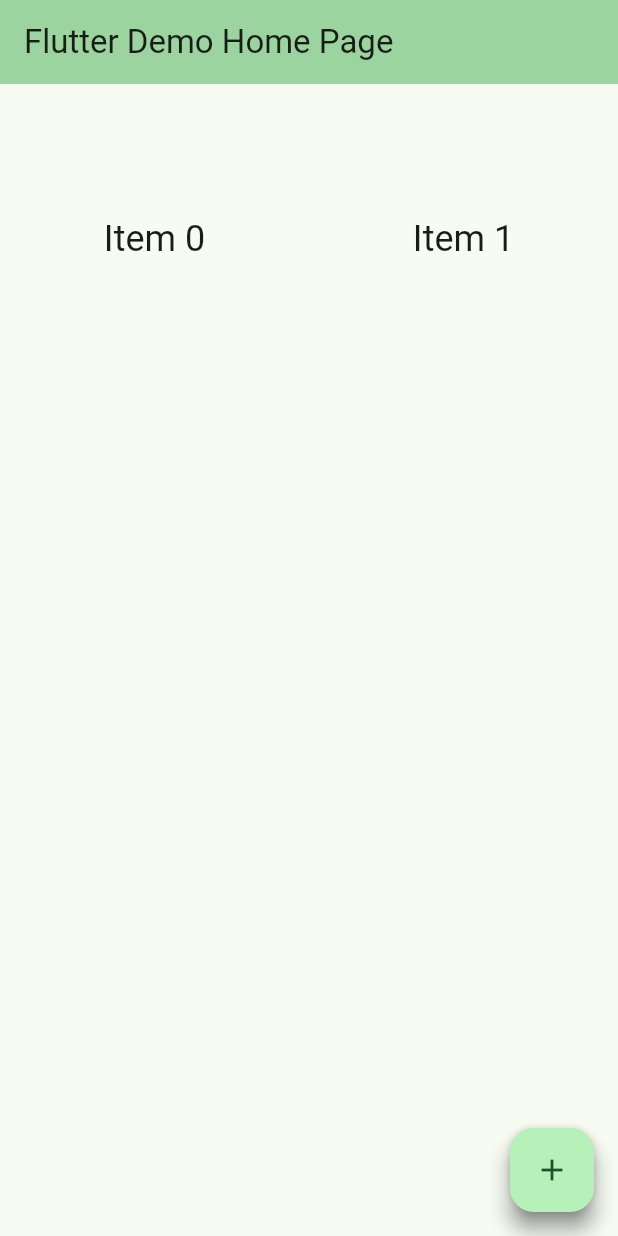
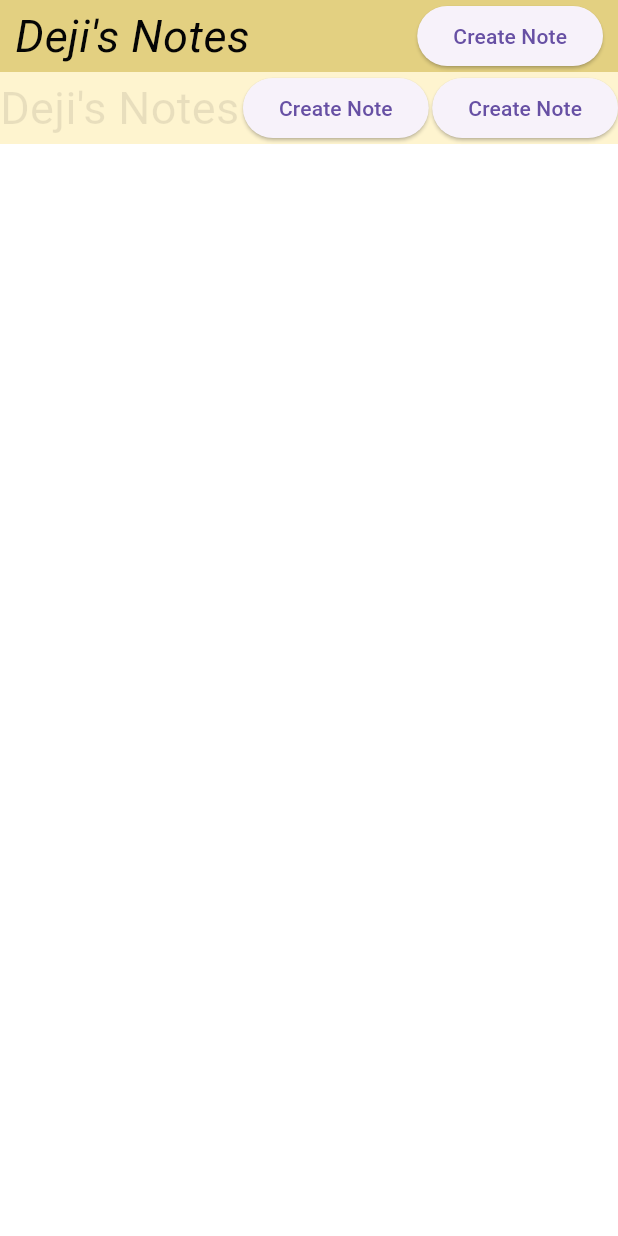
Before and after one commit to DejiQict/flutter-basics, a Flutter app: the screen it shows after launch, on a phone screen of 412 x 824 dp. Run offline on Flutter 3.47's test engine with Material 3 defaults, Android fonts, the phone set to English and light mode, and no system bars.

Commit message:
Added ui element

```diff
--- a/lib/main.dart
+++ b/lib/main.dart
@@ -1,13 +1,8 @@
-import 'dart:collection';
-
 import 'package:flutter/material.dart';
-import 'package:flutter_application_1/user.dart';
 import 'package:flutter_application_1/view_notes.dart';
 
 void main() {
   runApp(const MyApp());
-  MySingleton singleton = MySingleton();
-  singleton.addName("Deji");
 }
 
 
@@ -21,7 +16,7 @@ class MyApp extends StatelessWidget {
     return MaterialApp(
       title: 'Flutter Demo', //Title in top bar
       theme: ThemeData(
-        colorScheme: ColorScheme.fromSeed(seedColor: const Color.fromARGB(255, 16, 158, 71)),
+        scaffoldBackgroundColor: const Color.fromARGB(0, 252, 255, 215),
         useMaterial3: true,
       ),
       home: const MyHomePage(title: 'Flutter Demo Home Page'), //For initial route
@@ -50,29 +45,14 @@ class _MyHomePageState extends State<MyHomePage> {
    @override
   void initState() {// For fetching data (api, database calls)
     super.initState();
-    Map<int, List> notes = HashMap();
 
-    notes = {
-      1: ["groceries", "Tomatoes, Rice, Peas, Beans", "https://media.istockphoto.com/id/639201180/nl/vector/shopping-cart-icon.jpg?s=612x612&w=0&k=20&c=i9Ql8NjGC94vMvQuMmOenbanZDOC0QJb4R8S_VhOoz4="],
-      2: ["office Supplies", "Pens, Pencils, Staplers", "https://encrypted-tbn0.gstatic.com/images?q=tbn:ANd9GcTmIj_XV0gXQnqvgVy0NXp-iWEbaiLCwLLNZw&s"]
-      };
-
-    print(notes[1]?[0]);
   }
 
   @override
   Widget build(BuildContext context) {
-    return Scaffold(
-      appBar: AppBar(
-        backgroundColor: Theme.of(context).colorScheme.inversePrimary,
-        title: Text(widget.title),
-      ),
-      body: ViewPage(),
-      floatingActionButton: FloatingActionButton(
-        onPressed: _incrementCounter,
-        tooltip: 'Increment',
-        child: const Icon(Icons.add),
-      ), // This trailing comma makes auto-formatting nicer for build methods.
+    return const Scaffold( // Remove Const
+
+      body: ViewPage(),// This trailing comma makes auto-formatting nicer for build methods.
     );
   }
 }
--- a/lib/user.dart
+++ b/lib/user.dart
@@ -15,4 +15,8 @@ class MySingleton {
     name+= "$input's Notes";
   }
 
+  String printName() {
+    return name;
+  }
+
 }
--- a/lib/view_notes.dart
+++ b/lib/view_notes.dart
@@ -1,6 +1,8 @@
 import 'dart:collection';
 
+import 'package:flutter/foundation.dart';
 import 'package:flutter/material.dart';
+import 'package:flutter_application_1/user.dart';
 
 class ViewPage extends StatefulWidget {
   const ViewPage({super.key});
@@ -35,51 +37,69 @@ class _ViewPageState extends State<ViewPage> {
       2: ["office Supplies", "Pens, Pencils, Staplers", "https://encrypted-tbn0.gstatic.com/images?q=tbn:ANd9GcTmIj_XV0gXQnqvgVy0NXp-iWEbaiLCwLLNZw&s"]
       };
 
-    print(notes[1]?[0]);
+    if (kDebugMode) { //Only prints in the debug mode not production
+      print(notes[1]?[0]);
+    }
+
+
+
   }
 
   @override
   Widget build(BuildContext context) {
+     MySingleton singleton = MySingleton(); // can go in initstate, build and
+    singleton.addName("Deji");
+    print(singleton.printName());
+
     return Scaffold(
 
-      // body: Center(
-      //   // Center is a layout widget. It takes a single child and positions it
-      //   // in the middle of the parent.
-      //   child: Column(
+      body: Column(
+        children: [
+          Container( // Row for header
+            color:  Color(0xFFE3D081),
+            padding: EdgeInsets.only(left: 10,right: 10),
+            child: Row(
 
-      //     mainAxisAlignment: MainAxisAlignment.center,
-      //     children: <Widget>[
-      //       const Text(
-      //         'You have pushed the button this many times:',
-      //       ),
-      //       Text(
-      //         '$_counter',
-      //         style: Theme.of(context).textTheme.headlineMedium,
-      //       ),
-      //     ],
-      //   ),
-      // ),
-      body: GridView.count(
-      // Create a grid with 2 columns. If you change the scrollDirection to
-      // horizontal, this produces 2 rows.
-      crossAxisCount: 2,
-      // Generate 100 widgets that display their index in the List.
-      children: List.generate(2, (index) {
-        return Center(
-          child: Text(
-            'Item $index',
-            style: Theme.of(context).textTheme.headlineSmall,
+              children: [
+
+              Text(
+                singleton.printName(),
+                style: const TextStyle(fontSize: 30.00, color: Color.fromARGB(255, 5, 5, 5), fontStyle: FontStyle.italic),
+
+              ),
+              Spacer(),
+              ElevatedButton(onPressed: onPressed, child: Text("Create Note"))
+            ],
+            ),
           ),
-        );
-      }),
+          SizedBox(// Make this generate for each item of the remaining page. Also look at how to define page colour
+            child: Container(
+              color:  Color.fromARGB(255, 254, 244, 207),
+              child: Row( // Row for notes content, try generative feature based on each article in notes
+
+                children: [
+
+                Text(
+                  singleton.printName(),
+                  style: TextStyle(fontSize: 30.00, color: Color.fromARGB(25, 30, 24, 23)),
+
+                ),
+                Spacer(),
+                ElevatedButton(onPressed: onPressed, child: Text("Create Note")),
+                Spacer(),
+                ElevatedButton(onPressed: onPressed, child: Text("Create Note"))
+              ],
+              ),
+            ),
+          ),
+
+        ],
+
       ),
 
-
-      floatingActionButton: FloatingActionButton(
-        onPressed: _incrementCounter,
-        tooltip: 'Increment',
-        child: const Icon(Icons.add),
-      ),
     );
   }
+
+  void onPressed() {
+  }
 }
```
Also changed, not shown: 1 other file.
